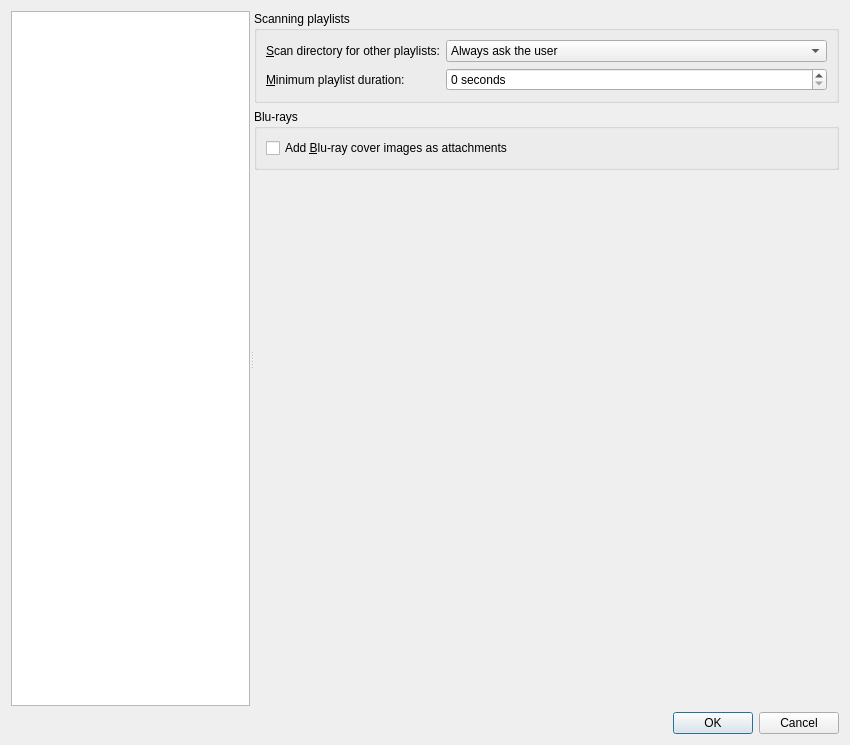
First picture: the form in src/mkvtoolnix-gui/forms/main_window/preferences_dialog.ui, repository jpsdr/MKVToolnix-Windows-7, before the edit.
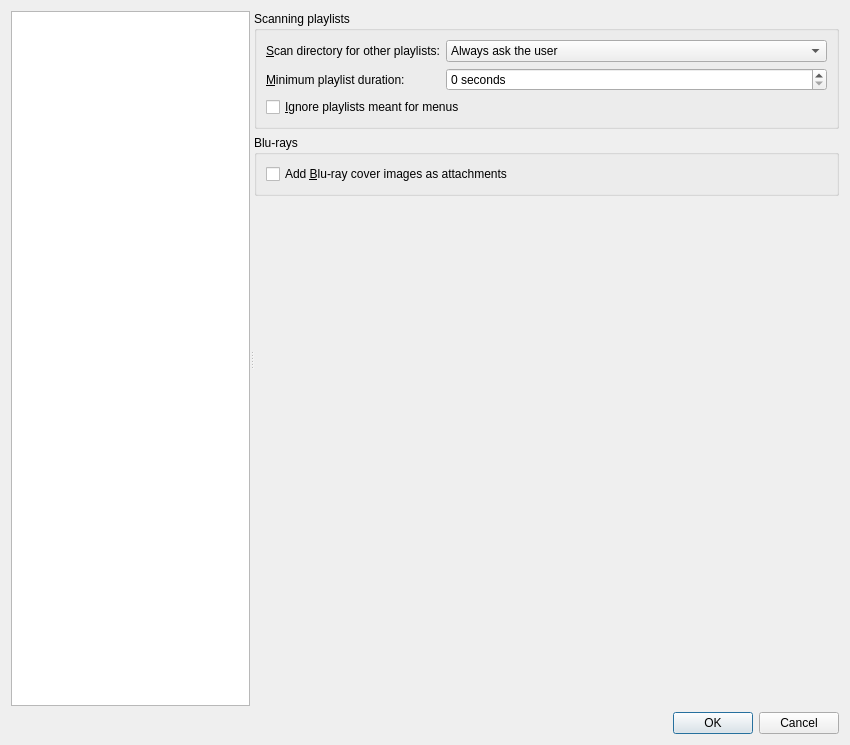
Second picture: the form after the edit. The open tabs and pages were chosen to show the change. Icons and pictures are not drawn. Custom widgets are drawn as their Qt base class.

Commit message:
GUI: playlist scanning: ignore playlists meant for menus by default
A playlist is considered to be meant for menus when it contains the
same item at least five times.

Implements #3658.

The edit to the form file:
```diff
--- a/src/mkvtoolnix-gui/forms/main_window/preferences_dialog.ui
+++ b/src/mkvtoolnix-gui/forms/main_window/preferences_dialog.ui
@@ -2013,6 +2013,8 @@
           <property name="title">
            <string>Scanning playlists</string>
           </property>
+          <layout class="QVBoxLayout" name="verticalLayout_54">
+           <item>
           <layout class="QGridLayout" name="gridLayout">
            <item row="0" column="0">
             <widget class="QLabel" name="label">
@@ -2085,6 +2087,15 @@
             </widget>
            </item>
           </layout>
+           </item>
+           <item>
+            <widget class="QCheckBox" name="cbMIgnorePlaylistsForMenus">
+             <property name="text">
+              <string>&amp;Ignore playlists meant for menus</string>
+             </property>
+            </widget>
+           </item>
+          </layout>
          </widget>
         </item>
         <item>
```
Left out of the diff: 1 changed line with no effect on the pictures. Lines whose indentation alone changed are shown as unchanged. The commit also changes 6 other files.
